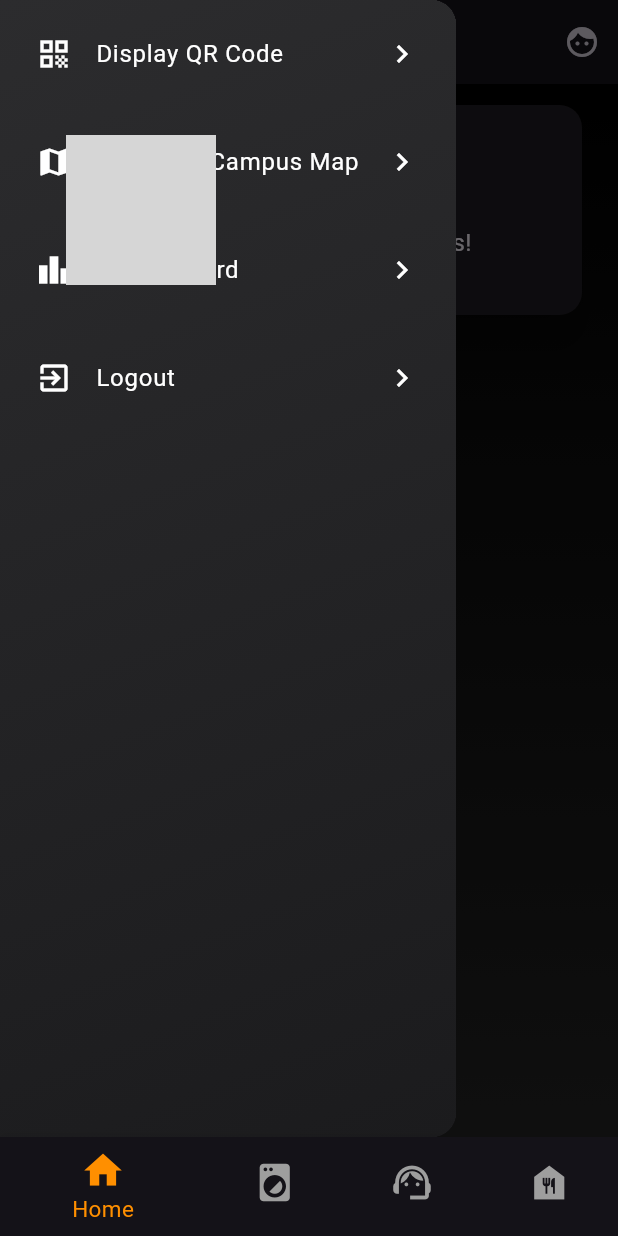
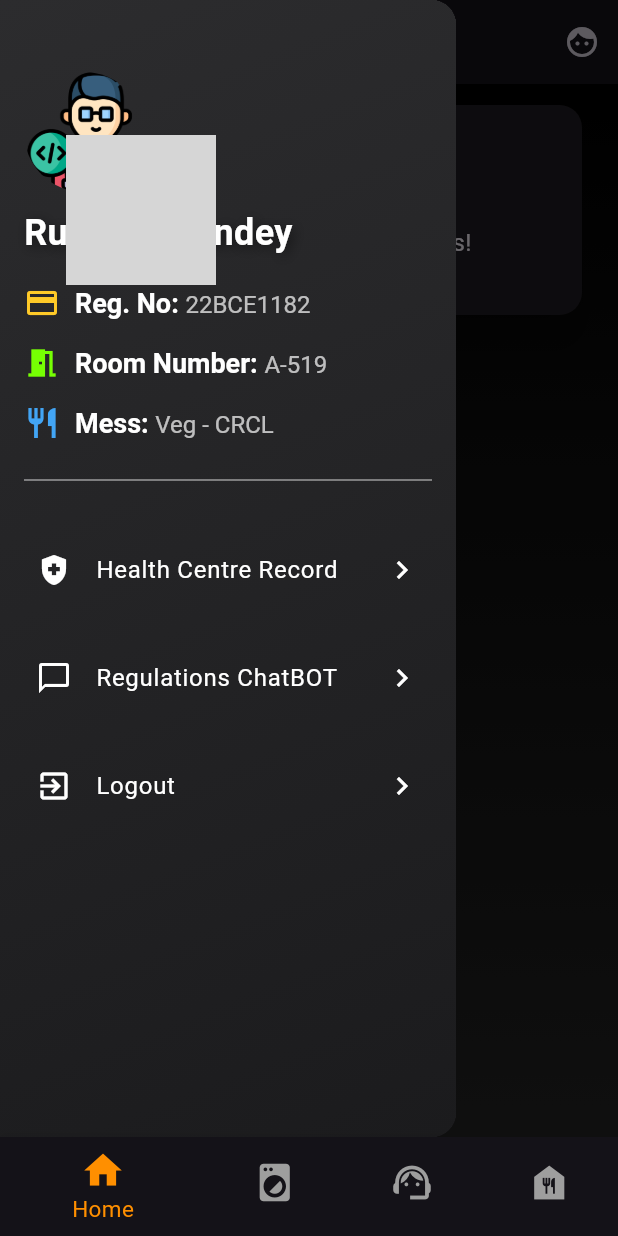
Before and after one commit to drowsy-coder/solveathon24, a Flutter app: the StudentNav screen opened directly, with the side drawer open, on a phone screen of 412 x 824 dp. Run offline on Flutter 3.47's test engine with Material 3 defaults, Android fonts, the phone set to English and light mode, and no system bars; drawn by our look-alikes of animated_text_kit; our stand-ins replace audioplayers, bubble, carousel_slider, cloud_firestore, dropdown_textfield, firebase_auth and 6 more; missing offline and left inert: flutter_face_api, google_mlkit_face_detection; accounts and stored records are empty; grey boxes are pictures that could not be loaded.

Commit message:
hardcoded some info

```diff
--- a/lib/screens/pdf_chat.dart
+++ b/lib/screens/pdf_chat.dart
@@ -47,16 +47,8 @@ class _ChatBotScreenState extends State<ChatBotScreen> {
   Widget build(BuildContext context) {
     return Scaffold(
       appBar: AppBar(
-        centerTitle: true,
-        toolbarHeight: 70,
-        shape: const RoundedRectangleBorder(
-          borderRadius: BorderRadius.only(
-            bottomLeft: Radius.circular(30),
-            bottomRight: Radius.circular(30),
-          ),
-        ),
         elevation: 10,
-        title: const Text("ChatPDF-Powered Chatbot"),
+        title: const Text("VIT Regulations BOT"),
       ),
       body: Column(
         children: <Widget>[
--- a/lib/screens/student_nav.dart
+++ b/lib/screens/student_nav.dart
@@ -19,7 +19,7 @@ class _StudentNavState extends State<StudentNav> {
   static final List<Widget> _widgetOptions = [
     HomeScreen(),
     const ClothCounterPage(),
-    ChatBotScreen(),
+    const ComplaintFormScreen(),
     const FoodOrderingScreen()
   ];
 
--- /dev/null
+++ b/lib/widgets/drawer/header.dart
@@ -0,0 +1,70 @@
+import 'package:animated_text_kit/animated_text_kit.dart';
+import 'package:flutter/material.dart';
+import 'package:solveathon/widgets/drawer/info_row.dart';
+
+class CustomDrawerHeader extends StatelessWidget {
+  const CustomDrawerHeader({super.key});
+
+  @override
+  Widget build(BuildContext context) {
+    String avatarImage = 'assets/5024509.png';
+
+    return Container(
+      padding: const EdgeInsets.only(
+          top: 48.0, bottom: 16.0, left: 16.0, right: 16.0),
+      child: Column(
+        crossAxisAlignment: CrossAxisAlignment.start,
+        children: [
+          CircleAvatar(
+            radius: 40,
+            backgroundImage: AssetImage(avatarImage),
+            backgroundColor: Colors.transparent,
+          ),
+          const SizedBox(height: 10),
+          AnimatedTextKit(
+            animatedTexts: [
+              TypewriterAnimatedText(
+                'Rudresh Pandey',
+                textStyle: TextStyle(
+                  fontSize: 24.0,
+                  fontWeight: FontWeight.bold,
+                  color: Colors.white,
+                  shadows: [
+                    Shadow(
+                      blurRadius: 10.0,
+                      color: Colors.black.withOpacity(0.5),
+                      offset: const Offset(2, 2),
+                    ),
+                  ],
+                ),
+                speed: const Duration(milliseconds: 70),
+              ),
+            ],
+            totalRepeatCount: 1,
+          ),
+          const SizedBox(height: 10),
+          InfoRow(
+            icon: Icons.credit_card,
+            label: 'Reg. No',
+            value: '22BCE1182',
+            iconColor: Colors.amber.shade400,
+          ),
+          InfoRow(
+            icon: Icons.meeting_room,
+            label: 'Room Number',
+            value: 'A-519',
+            iconColor: Colors.lightGreenAccent.shade400,
+          ),
+          InfoRow(
+            icon: Icons.restaurant,
+            label: 'Mess',
+            value: 'Veg - CRCL',
+            iconColor: Colors.blue.shade400,
+          ),
+          const SizedBox(height: 10),
+          const Divider(color: Colors.white54, thickness: 1.0),
+        ],
+      ),
+    );
+  }
+}
--- a/lib/widgets/drawer/info_drawer.dart
+++ b/lib/widgets/drawer/info_drawer.dart
@@ -2,6 +2,10 @@
 import 'package:flutter/material.dart';
 import 'package:firebase_auth/firebase_auth.dart';
 import 'package:cloud_firestore/cloud_firestore.dart';
+import 'package:solveathon/login/login_method.dart';
+import 'package:solveathon/login/login_ui.dart';
+import 'package:solveathon/screens/pdf_chat.dart';
+import 'package:solveathon/widgets/drawer/header.dart';
 
 class UserProfileDrawer extends StatefulWidget {
   const UserProfileDrawer({super.key});
@@ -123,45 +127,46 @@ class _UserProfileDrawerState extends State<UserProfileDrawer> {
               return const Center(child: CircularProgressIndicator());
             }
 
-            final userData = snapshot.data;
             return Column(
               children: [
                 Expanded(
                   child: ListView(
                     padding: EdgeInsets.zero,
                     children: [
-                      // CustomDrawerHeader(userData: userData),
-                      _buildOptionTile(Icons.qr_code, 'Display QR Code', () {
+                      const CustomDrawerHeader(),
+                      _buildOptionTile(
+                          Icons.health_and_safety, 'Health Centre Record', () {
                         // Navigator.push(
                         //   context,
                         //   MaterialPageRoute(
                         //       builder: (context) => const QRCodeScreen()),
                         // );
                       }),
-                      _buildOptionTile(Icons.map, 'Show VIT Campus Map',
+                      _buildOptionTile(
+                          Icons.chat_bubble_outline, 'Regulations ChatBOT',
                           () async {
-                        // Navigator.push(
-                        //   context,
-                        //   MaterialPageRoute(
-                        //       builder: (context) => const VITMap()),
-                        // );
+                        Navigator.push(
+                          context,
+                          MaterialPageRoute(
+                              builder: (context) => const ChatBotScreen()),
+                        );
                       }),
-                      _buildOptionTile(Icons.leaderboard, 'Leaderboard',
-                          () async {
-                        // Navigator.push(
-                        //   context,
-                        //   MaterialPageRoute(
-                        //       builder: (context) => const LeaderboardScreen()),
-                        // );
-                      }),
+                      // _buildOptionTile(Icons.leaderboard, 'Leaderboard',
+                      //     () async {
+                      //   // Navigator.push(
+                      //   //   context,
+                      //   //   MaterialPageRoute(
+                      //   //       builder: (context) => const LeaderboardScreen()),
+                      //   // );
+                      // }),
                       _buildOptionTile(Icons.exit_to_app, 'Logout', () async {
                         await FirebaseAuth.instance.signOut();
-                        // Navigator.pushReplacement(
-                        //   context,
-                        //   MaterialPageRoute(
-                        //       builder: (context) =>
-                        //           LoginPageUI(logic: LoginPageLogic())),
-                        // );
+                        Navigator.pushReplacement(
+                          context,
+                          MaterialPageRoute(
+                              builder: (context) =>
+                                  LoginPageUI(logic: LoginPageLogic())),
+                        );
                       }),
                     ],
                   ),
--- /dev/null
+++ b/lib/widgets/drawer/info_row.dart
@@ -0,0 +1,53 @@
+import 'package:flutter/material.dart';
+
+class InfoRow extends StatelessWidget {
+  final IconData icon;
+  final String label;
+  final String value;
+  final Color iconColor;
+  final bool isBold;
+
+  const InfoRow({
+    super.key,
+    required this.icon,
+    required this.label,
+    required this.value,
+    required this.iconColor,
+    this.isBold = true,
+  });
+
+  @override
+  Widget build(BuildContext context) {
+    return Padding(
+      padding: const EdgeInsets.symmetric(vertical: 8.0),
+      child: Row(
+        children: [
+          Icon(icon, color: iconColor, size: 24),
+          const SizedBox(width: 10),
+          RichText(
+            text: TextSpan(
+              children: [
+                TextSpan(
+                  text: '$label: ',
+                  style: TextStyle(
+                    color: Colors.white,
+                    fontSize: 18.0,
+                    fontWeight: isBold ? FontWeight.bold : FontWeight.normal,
+                  ),
+                ),
+                TextSpan(
+                  text: value,
+                  style: const TextStyle(
+                    color: Colors.white70,
+                    fontSize: 16.0,
+                  ),
+                ),
+              ],
+            ),
+            overflow: TextOverflow.ellipsis,
+          ),
+        ],
+      ),
+    );
+  }
+}
--- a/pubspec.yaml
+++ b/pubspec.yaml
@@ -51,6 +51,7 @@ dependencies:
   http: ^1.2.1
   flutter_markdown: ^0.6.22+1
   bubble: ^1.2.1
+  animated_text_kit: ^4.2.2
 
 dev_dependencies:
   flutter_test:
```
Also changed, not shown: assets/5024509.png (added), pubspec.lock.
